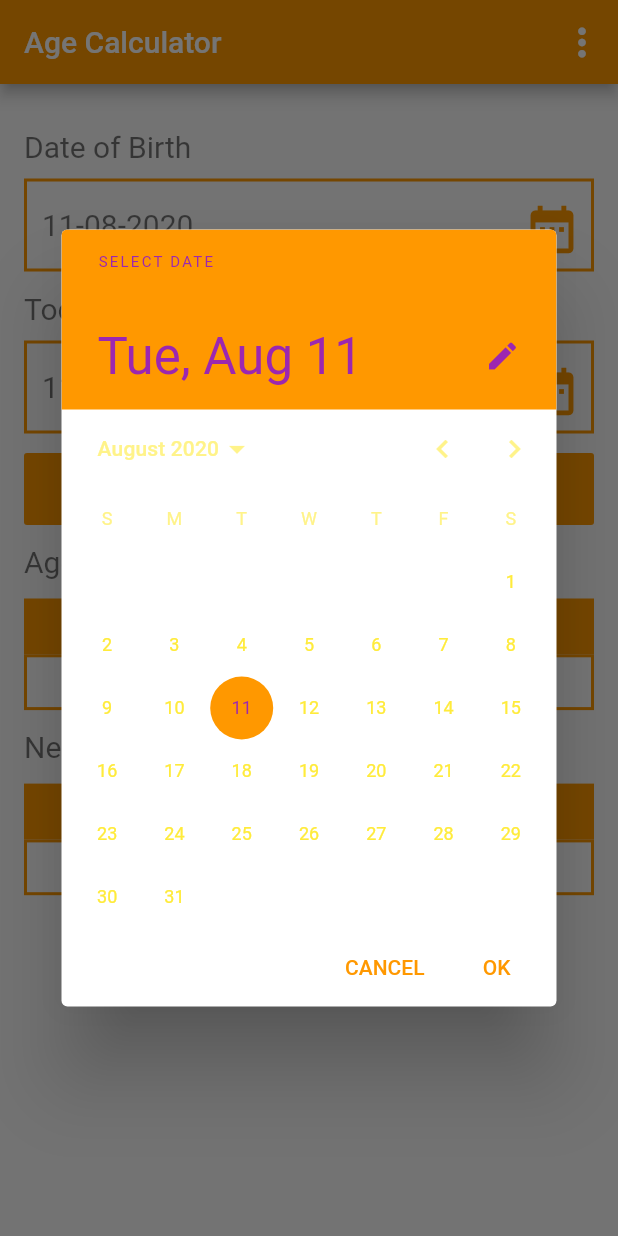
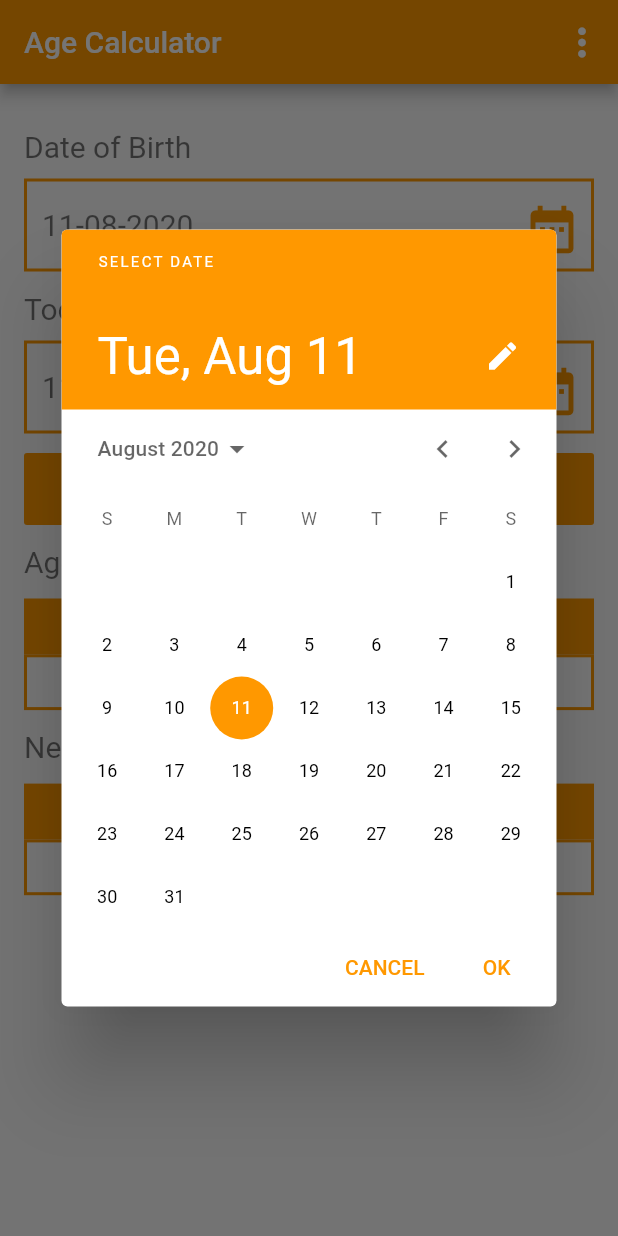
Before and after one commit to ranemelshanawany/age_calculator_app, a Flutter app: the screen it shows after launch, after a tap on the "date range" icon, on a phone screen of 412 x 824 dp. Run offline on Flutter 3.47's test engine with Material 2 defaults, Android fonts, the phone set to English and light mode, and no system bars; our stand-ins replace jiffy; missing offline and left inert: age.

Commit message:
Changed calendar colours

```diff
--- a/lib/main.dart
+++ b/lib/main.dart
@@ -50,7 +50,7 @@ class _HomePageState extends State<HomePage> {
       children: <Widget>[
         Expanded(child: _buildClearButton()),
         SizedBox(width: 20),
-        Expanded(child: _buildCalculateAgeButton()),
+        Expanded(child: _buildCalculateButton()),
       ],
     ));
     Widget ageResult = _buildResultsRow(false);
@@ -147,19 +147,15 @@ class _HomePageState extends State<HomePage> {
   _showCalender(context, param) {
     showDatePicker(
             context: context,
-            initialDate: DateTime.now(),
+            initialDate: param["d"],
             firstDate: DateTime(1900),
             lastDate: DateTime(2100),
       builder: (BuildContext context, Widget child) {
         return Theme(
-          data: ThemeData.dark().copyWith(
+          data: ThemeData.light().copyWith(
             colorScheme: ColorScheme.light(
               primary: Colors.orange,
-              onPrimary: Colors.purple,
-              surface: Colors.pink,
-              onSurface: Colors.yellow,
             ),
-            dialogBackgroundColor:Colors.blue[900],
           ),
           child: child,
         );
@@ -172,7 +168,7 @@ class _HomePageState extends State<HomePage> {
     });
   }
 
-  Widget _buildCalculateAgeButton() {
+  Widget _buildCalculateButton() {
     return FlatButton(
       color: Colors.orange,
       onPressed: () {
```
